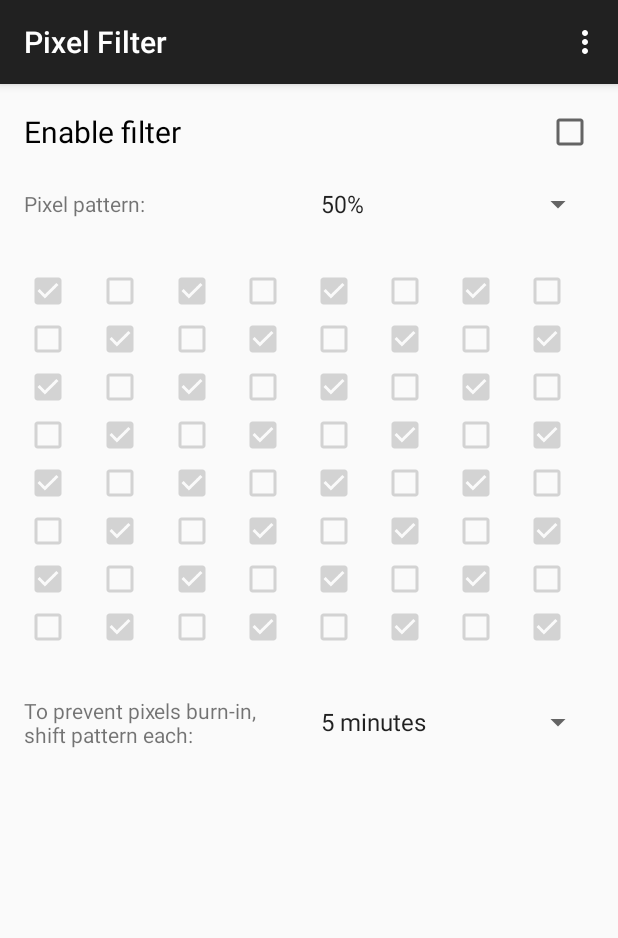
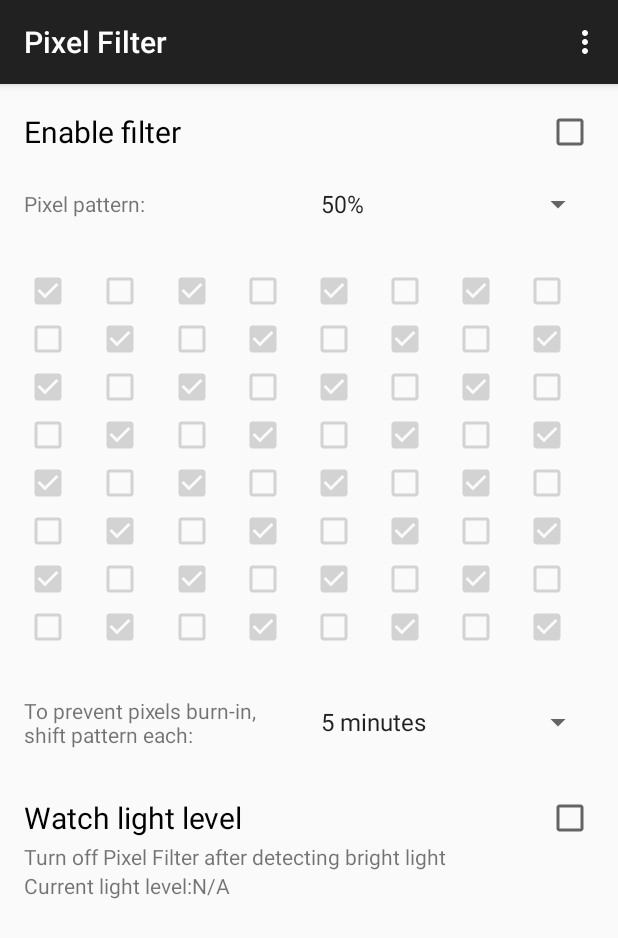
Before and after one commit to pelya/screen-dimmer-pixel-filter, an Android app: the screen it shows after launch (MainActivity), on a phone screen of 412 x 824 dp. Shown: the top 938 px of the screen. Run offline under Robolectric (Android 15) with nearby library versions, the phone set to English and light mode, and no system bars.

Commit message:
Adding light sensor

```diff
--- a/app/src/main/java/screen/dimmer/pixelfilter/Cfg.java
+++ b/app/src/main/java/screen/dimmer/pixelfilter/Cfg.java
@@ -14,6 +14,8 @@ public class Cfg {
 
     public static int Pattern = 3;
     public static int ShiftTimeoutIdx = 4;
+    public static boolean UseLightSensor = false;
+    public static float LightSensorValue = 500.0f;
 
     public static String SettingsFileName = "settings.cfg";
 
@@ -25,6 +27,8 @@ public class Cfg {
             ObjectInputStream in = new ObjectInputStream(ctx.openFileInput(SettingsFileName));
             Pattern = in.readInt();
             ShiftTimeoutIdx = in.readInt();
+            UseLightSensor = in.readBoolean();
+            LightSensorValue = in.readFloat();
             if (Pattern < 0 || Pattern >= Grids.Patterns.length) {
                 Pattern = 3;
             }
@@ -50,6 +54,8 @@ public class Cfg {
             ObjectOutputStream out = new ObjectOutputStream(ctx.openFileOutput(SettingsFileName, Context.MODE_PRIVATE));
             out.writeInt(Pattern);
             out.writeInt(ShiftTimeoutIdx);
+            out.writeBoolean(UseLightSensor);
+            out.writeFloat(LightSensorValue);
             //Log.d(LOG, "cfg: writing pattern " + Pattern + " ShiftTimeoutIdx " + ShiftTimeoutIdx);
             for (int i = Grids.PatternIdCustom; i < Grids.Patterns.length; i++) {
                 out.write(Grids.Patterns[i]);
--- a/app/src/main/java/screen/dimmer/pixelfilter/MainActivity.java
+++ b/app/src/main/java/screen/dimmer/pixelfilter/MainActivity.java
@@ -4,7 +4,12 @@ import android.app.Notification;
 import android.app.NotificationManager;
 import android.app.PendingIntent;
 import android.app.Service;
+import android.content.Context;
 import android.content.Intent;
+import android.hardware.Sensor;
+import android.hardware.SensorEvent;
+import android.hardware.SensorEventListener;
+import android.hardware.SensorManager;
 import android.net.Uri;
 import android.support.v7.app.ActionBarActivity;
 import android.os.Bundle;
@@ -17,10 +22,14 @@ import android.widget.ArrayAdapter;
 import android.widget.CheckBox;
 import android.widget.CompoundButton;
 import android.widget.Spinner;
+import android.widget.TextView;
 
 
-public class MainActivity extends ActionBarActivity implements CompoundButton.OnCheckedChangeListener {
+public class MainActivity extends ActionBarActivity implements CompoundButton.OnCheckedChangeListener, SensorEventListener {
     public static final String LOG = "Pixel Filter";
+
+    private SensorManager sensors;
+    private Sensor lightSensor;
 
     @Override
     protected void onCreate(Bundle savedInstanceState) {
@@ -121,6 +130,9 @@ public class MainActivity extends ActionBarActivity implements CompoundButton.On
             }
         });
 
+        sensors = (SensorManager) getSystemService(Context.SENSOR_SERVICE);
+        lightSensor = sensors.getDefaultSensor(Sensor.TYPE_LIGHT);
+
         FilterService.gui = this;
     }
 
@@ -145,6 +157,23 @@ public class MainActivity extends ActionBarActivity implements CompoundButton.On
     public void onStart() {
         super.onStart();
         updateCheckbox();
+    }
+
+    @Override
+    public void onPause() {
+        super.onPause();
+        if (lightSensor != null) {
+            sensors.unregisterListener(this, lightSensor);
+        }
+    }
+
+    @Override
+    public void onResume() {
+        super.onResume();
+        updateCheckbox();
+        if (lightSensor != null) {
+            sensors.registerListener(this, lightSensor, 2000000, 2000000);
+        }
     }
 
     public void updateCheckbox() {
@@ -181,4 +210,13 @@ public class MainActivity extends ActionBarActivity implements CompoundButton.On
 
         return super.onOptionsItemSelected(item);
     }
+
+    public void onAccuracyChanged(Sensor sensor, int accuracy) {
+
+    }
+
+    public void onSensorChanged(SensorEvent event) {
+        TextView lightLevel = (TextView) findViewById(R.id.currentLightLevel);
+        lightLevel.setText(String.valueOf((int)event.values[0]));
+    }
 }
--- a/app/src/main/res/layout/activity_main.xml
+++ b/app/src/main/res/layout/activity_main.xml
@@ -90,7 +90,48 @@
                     android:layout_gravity="center_vertical"
                     android:entries="@array/shift_timer"
                     android:spinnerMode="dropdown" />
+
             </LinearLayout>
+
+            <Space
+                android:layout_width="20dp"
+                android:layout_height="30dp"
+                android:id="@+id/space" />
+
+            <CheckBox
+                android:layout_width="fill_parent"
+                android:layout_height="wrap_content"
+                android:text="@string/enable_light_sensor"
+                android:id="@+id/enableLightSensor"
+                android:textSize="@dimen/text_big"
+                android:gravity="center_vertical"
+                android:button="@null"
+                android:drawableRight="?android:attr/listChoiceIndicatorMultiple" />
+
+            <TextView
+                android:layout_width="wrap_content"
+                android:layout_height="wrap_content"
+                android:text="@string/light_level_description"
+                android:id="@+id/textView3" />
+        <LinearLayout
+            android:orientation="horizontal"
+            android:layout_width="match_parent"
+            android:layout_height="wrap_content"
+            android:layout_gravity="center_horizontal">
+            <TextView
+                android:layout_width="wrap_content"
+                android:layout_height="wrap_content"
+                android:text="@string/current_light_level"
+                android:id="@+id/textView4" />
+
+            <TextView
+                android:layout_width="wrap_content"
+                android:layout_height="wrap_content"
+                android:text="@string/not_available"
+                android:id="@+id/currentLightLevel" />
+
+        </LinearLayout>
+
 
         </LinearLayout>
     </ScrollView>
--- a/app/src/main/res/values/strings.xml
+++ b/app/src/main/res/values/strings.xml
@@ -3,12 +3,16 @@
     <string name="title_activity_main">MainActivity</string>
 
     <string name="hello_world">Hello world!</string>
-    <string name="action_settings">Settings</string>
+    <string name="action_settings">About</string>
     <string name="filter_active">Pixel Filter active</string>
     <string name="filter_active_2">Touch or swipe to disable</string>
     <string name="shift_pattern_description">To prevent pixels burn-in,\nshift pattern each:</string>
     <string name="pattern_description">Pixel pattern:</string>
     <string name="enable_filter_checkbox">Enable filter</string>
+    <string name="enable_light_sensor">Watch light level</string>
+    <string name="current_light_level">Current light level:</string>
+    <string name="light_level_description">Turn off Pixel Filter after detecting bright light</string>
+    <string name="not_available">N/A</string>
 
 
 </resources>
```
